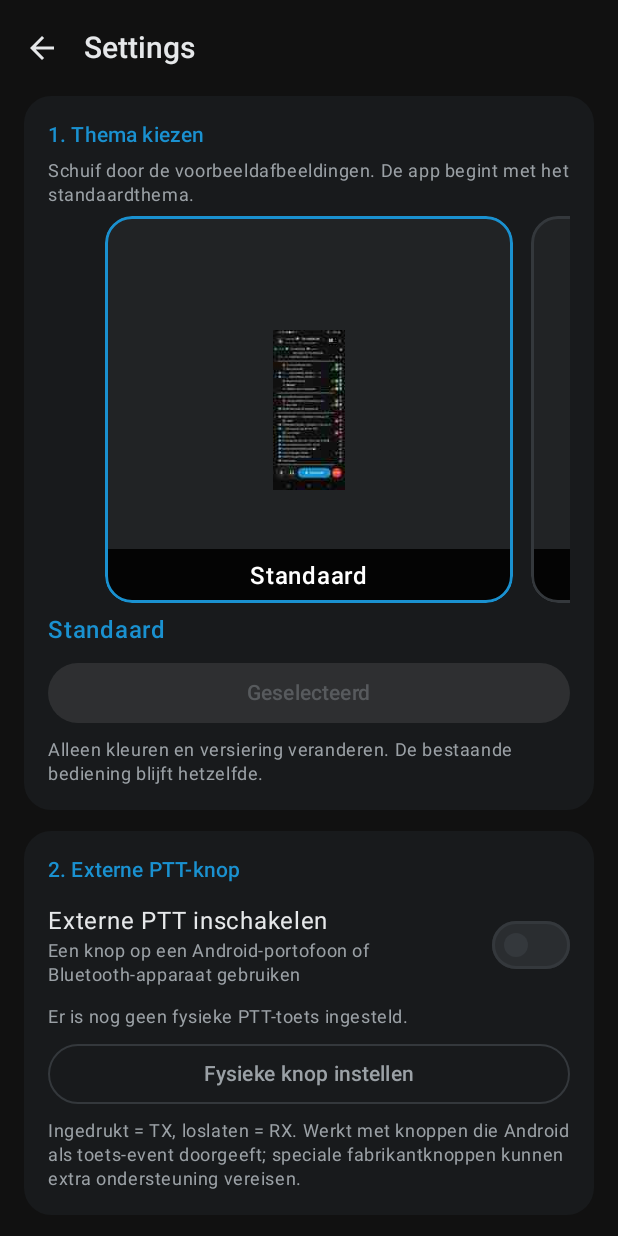
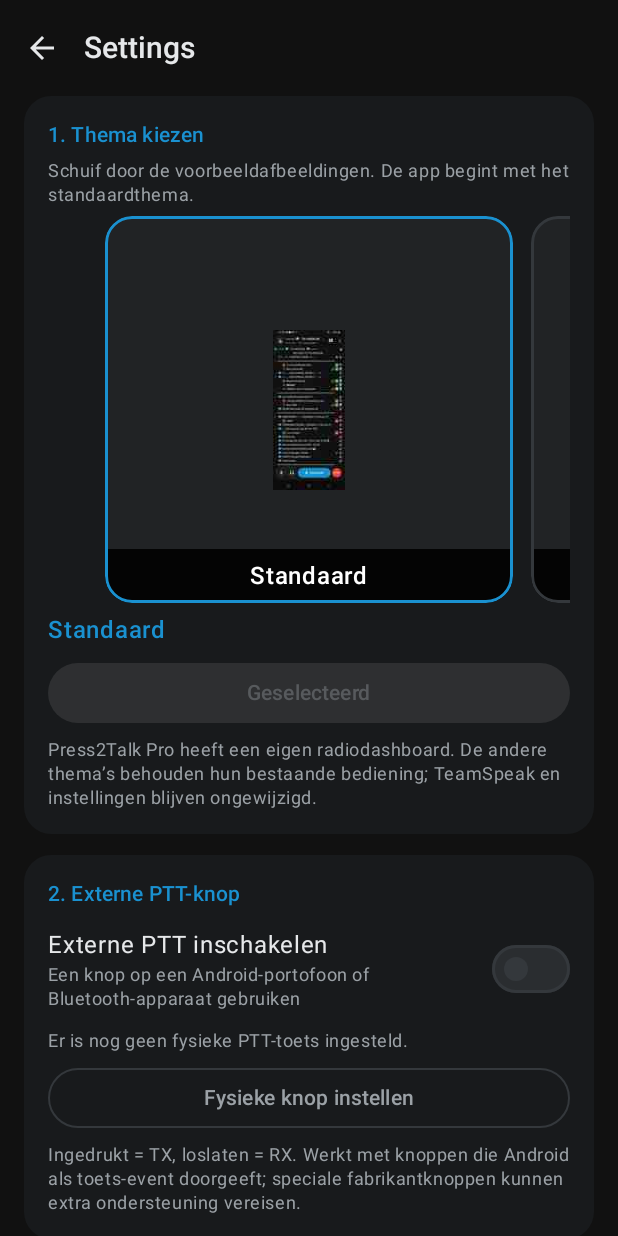
Before and after one commit to michiel66/DG-Talk, an Android app built with Jetpack Compose: the screen it shows after launch (MainActivity), after a tap on "Settings", on a phone screen of 412 x 824 dp. Run offline under Robolectric (Android 15) with nearby library versions, the phone set to English and light mode, and no system bars; libraries missing offline, so code that uses them is left out: com.sun.jna; network calls fail; pictures from the network do not load; Roboto replaces fonts that are not available here; 4 statements that could not run were skipped; 1 other tap on this screen came first.

Commit message:
Add Press2Talk theme carousel preview and selector

```diff
--- a/android/app/src/main/java/com/tsrewrite/client/ui/SettingsScreen.kt
+++ b/android/app/src/main/java/com/tsrewrite/client/ui/SettingsScreen.kt
@@ -110,8 +110,8 @@ fun SettingsPage(store: Store, session: Session, onBack: () -> Unit) {
 
             Card("1. Thema kiezen") {
                 Hint("Schuif door de voorbeeldafbeeldingen. De app begint met het standaardthema.")
-                val ids = listOf("standard", "christmas", "27mc", "space")
-                val names = listOf("Standaard", "Kerst", "27MC", "Space")
+                val ids = listOf("standard", "christmas", "27mc", "space", "press2talk")
+                val names = listOf("Standaard", "Kerst", "27MC", "Space", "Press2Talk Pro")
                 val previews = listOf(
                     com.tsrewrite.client.R.drawable.dg_theme_standard_preview,
                     com.tsrewrite.client.R.drawable.dg_theme_christmas_preview,
@@ -134,12 +134,16 @@ fun SettingsPage(store: Store, session: Session, onBack: () -> Unit) {
                             .border(2.dp, if (pager.currentPage == ix) Ts.Blue else Ts.Outline, RoundedCornerShape(18.dp)),
                         contentAlignment = Alignment.Center
                     ) {
+                        if (ids[ix] == "press2talk") {
+                            Box(Modifier.height(246.dp).padding(4.dp)) { Press2TalkThemePreview() }
+                        } else {
                         Image(
                             painter = androidx.compose.ui.res.painterResource(previews[ix]),
                             contentDescription = "Voorbeeld " + names[ix],
                             modifier = Modifier.height(246.dp).padding(4.dp),
                             contentScale = ContentScale.Fit
                         )
+                        }
                         Box(
                             Modifier.align(Alignment.BottomCenter).fillMaxWidth()
                                 .background(Color(0xE0000000)).padding(6.dp),
@@ -155,7 +159,7 @@ fun SettingsPage(store: Store, session: Session, onBack: () -> Unit) {
                     enabled = s.dgTheme != ids[pager.currentPage],
                     modifier = Modifier.fillMaxWidth()
                 ) { Text(if (s.dgTheme == ids[pager.currentPage]) "Geselecteerd" else "Thema toepassen") }
-                Hint("Alleen kleuren en versiering veranderen. De bestaande bediening blijft hetzelfde.")
+                Hint("Press2Talk Pro heeft een eigen radiodashboard. De andere thema’s behouden hun bestaande bediening; TeamSpeak en instellingen blijven ongewijzigd.")
             }
 
             Card("2. Externe PTT-knop") {
```
